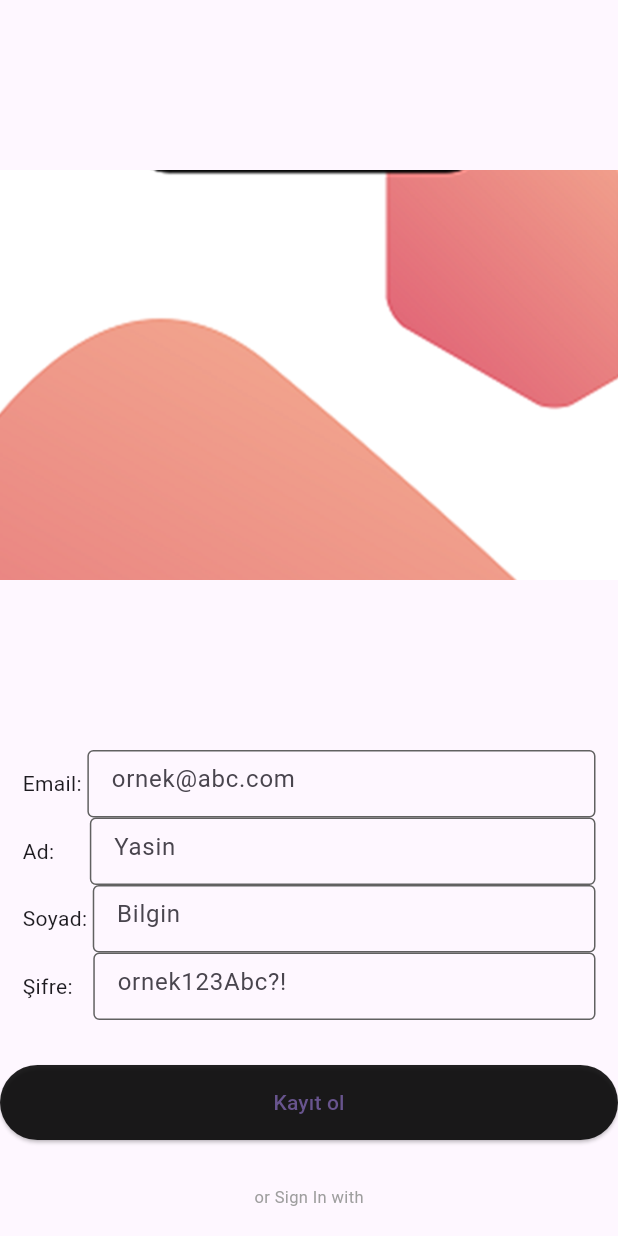
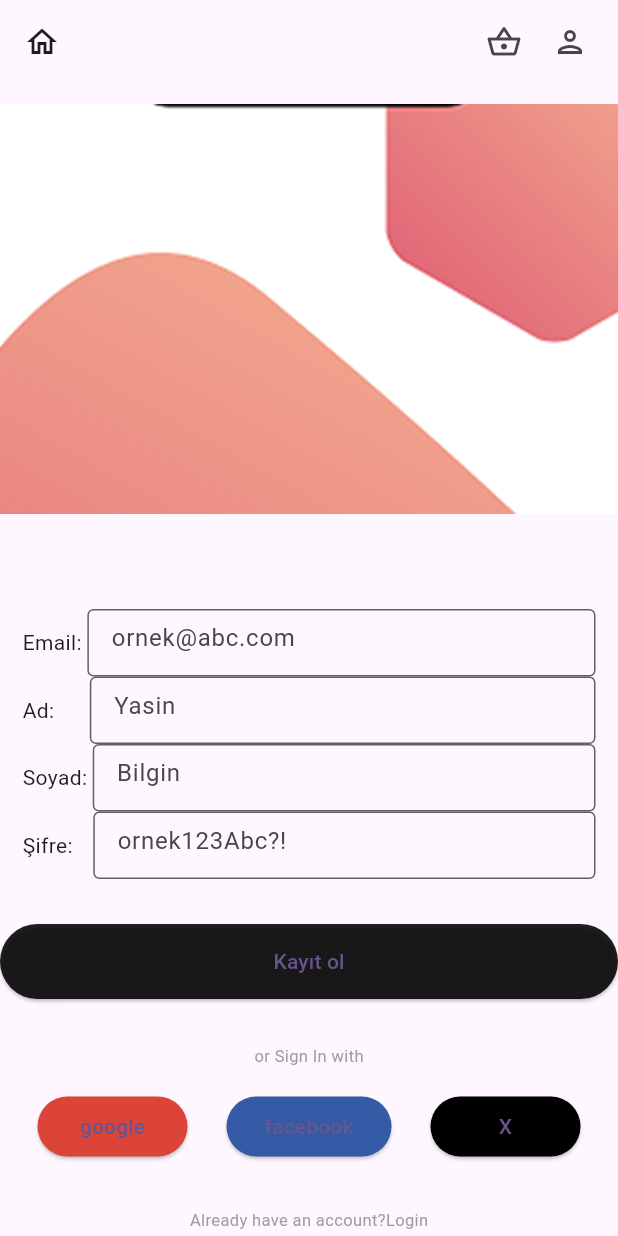
Before and after one commit to Macellan02/BilkanStore, a Flutter app: the RegisterScreen screen opened by its route, on a phone screen of 412 x 824 dp. Run offline on Flutter 3.47's test engine with Material 3 defaults, Android fonts, the phone set to English and light mode, and no system bars.

Commit message:
appbar düzenledim

```diff
--- a/lib/screens/register_screen.dart
+++ b/lib/screens/register_screen.dart
@@ -13,18 +13,38 @@ class _RegisterScreenState extends State<RegisterScreen> {
   @override
   Widget build(BuildContext context) {
     return Scaffold(
+      appBar: AppBar(
+        leading: InkWell(
+            onTap: () => Navigator.of(context).pushNamed('/home'),
+            child: Icon(Icons.home_outlined)),
+        actions: [
+          Padding(
+            padding: const EdgeInsets.only(right: 20.0),
+            child: Icon(Icons.shopping_basket_outlined),
+          ),
+          InkWell(
+            onTap: () => Navigator.of(context).pushNamed('/login'),
+            child: Padding(
+              padding: const EdgeInsets.only(right: 20.0),
+              child: Icon(Icons.person_outlined),
+            ),
+          ),
+        ],
+      ),
       body: Column(
-        mainAxisAlignment: MainAxisAlignment.start,
         children: [
           //top image
           Container(
-            height: 500,
-            width: 500,
+            height: 300,
+            width: 550,
             decoration: BoxDecoration(
               image: DecorationImage(
                 image: AssetImage("assets/images/background.png"),
               ),
             ),
+          ),
+          SizedBox(
+            height: 50,
           ),
           //alt taraf
           //email
```
Also changed, not shown: lib/screens/login_screen.dart (+23 -2 lines).
